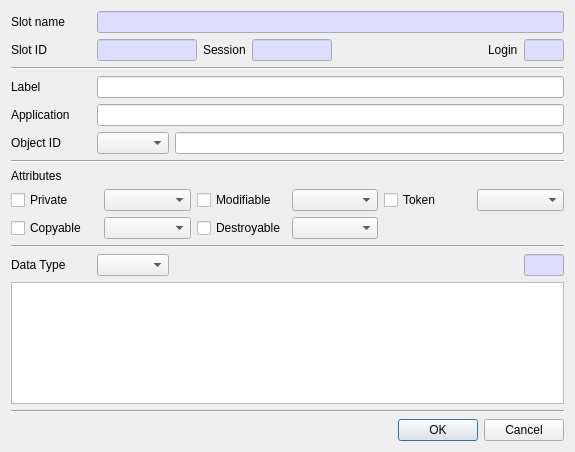
The window that CryptokiMan/create_data_dlg.ui (jykim74/CryptokiMan) describes before a commit, drawn with Qt 5.
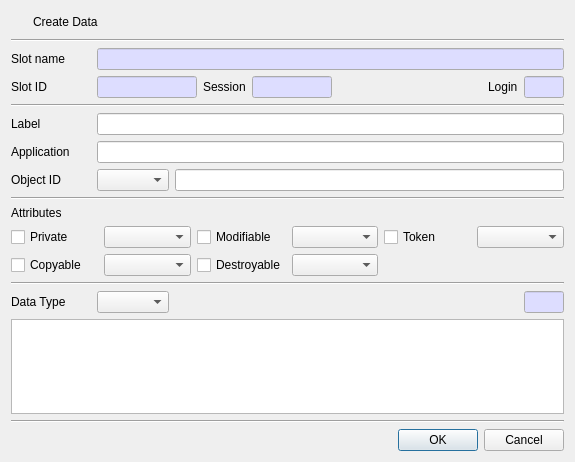
The same window after the commit. Icons and pictures are not drawn.

```diff
--- a/CryptokiMan/create_data_dlg.ui
+++ b/CryptokiMan/create_data_dlg.ui
@@ -7,13 +7,57 @@
     <x>0</x>
     <y>0</y>
     <width>575</width>
-    <height>452</height>
+    <height>462</height>
    </rect>
   </property>
   <property name="windowTitle">
    <string>Create data</string>
   </property>
   <layout class="QVBoxLayout" name="verticalLayout">
+   <item>
+    <layout class="QGridLayout" name="gridLayout_8">
+     <item row="0" column="0">
+      <widget class="QPushButton" name="pushButton">
+       <property name="minimumSize">
+        <size>
+         <width>16</width>
+         <height>0</height>
+        </size>
+       </property>
+       <property name="maximumSize">
+        <size>
+         <width>16</width>
+         <height>16777215</height>
+        </size>
+       </property>
+       <property name="text">
+        <string/>
+       </property>
+       <property name="icon">
+        <iconset resource="cryptokiman.qrc">
+         <normaloff>:/images/data_add.png</normaloff>:/images/data_add.png</iconset>
+       </property>
+       <property name="flat">
+        <bool>true</bool>
+       </property>
+      </widget>
+     </item>
+     <item row="0" column="1">
+      <widget class="QLabel" name="label_2">
+       <property name="text">
+        <string>Create Data</string>
+       </property>
+      </widget>
+     </item>
+    </layout>
+   </item>
+   <item>
+    <widget class="Line" name="line">
+     <property name="orientation">
+      <enum>Qt::Horizontal</enum>
+     </property>
+    </widget>
+   </item>
    <item>
     <layout class="QGridLayout" name="gridLayout">
      <property name="topMargin">
```
Left out of the diff: 4 changed lines with no effect on the pictures.
